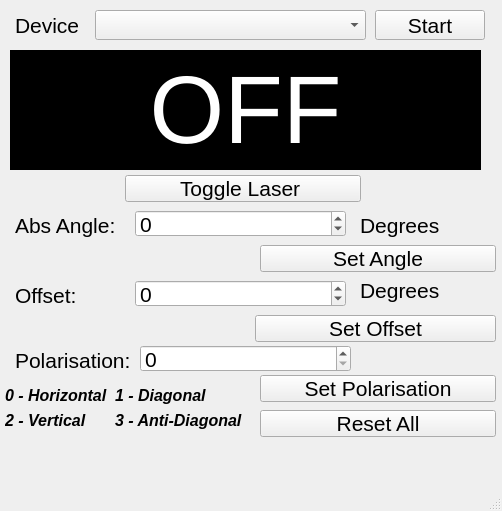
This is programs/2_QuantumKey/AlignmentGUI/guiSnd.ui in s-fifteen-instruments/Quantum_Cryptography_Educational_Kit_EKPQC as Qt 5 draws it before an edit. The edited form follows.
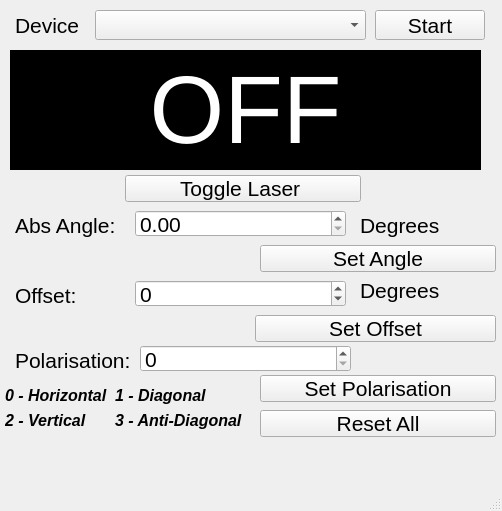
This is the edited form. Icons and pictures are not drawn.

Diff of the .ui file:
```diff
--- a/programs/2_QuantumKey/AlignmentGUI/guiSnd.ui
+++ b/programs/2_QuantumKey/AlignmentGUI/guiSnd.ui
@@ -703,7 +703,7 @@
      <number>3</number>
     </property>
    </widget>
-   <widget class="QSpinBox" name="angleInput">
+   <widget class="QDoubleSpinBox" name="angleInput">
     <property name="geometry">
      <rect>
       <x>135</x>
@@ -712,12 +712,6 @@
       <height>27</height>
      </rect>
     </property>
-    <property name="minimum">
-     <number>-719</number>
-    </property>
-    <property name="maximum">
-     <number>719</number>
-    </property>
    </widget>
    <widget class="QSpinBox" name="offsetInput">
     <property name="geometry">
```
Left out of the diff: 2 changed lines with no effect on the pictures.
